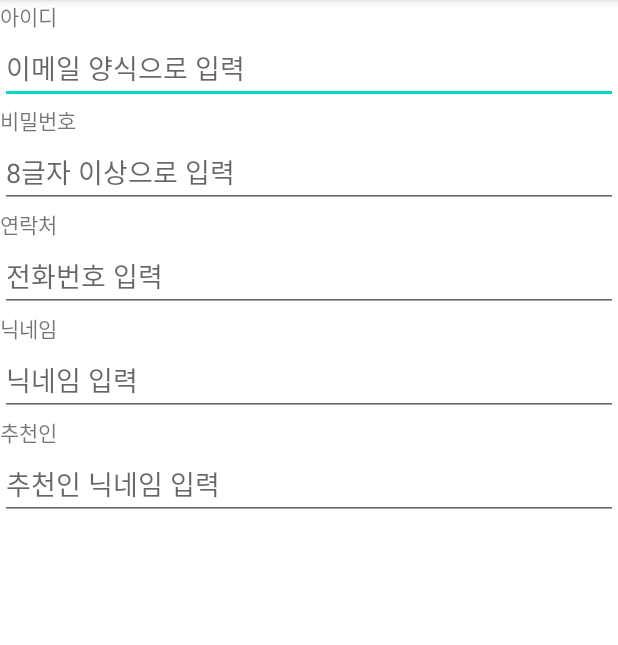
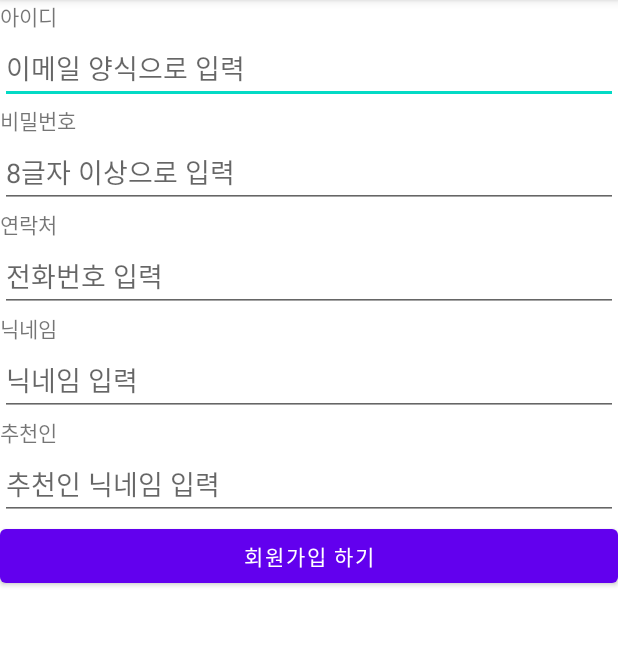
Before and after one commit to junho0615/Uiproject_20210306, an Android app: the screen it shows after launch (MainActivity), on a phone screen of 412 x 824 dp, the part 84-729 px from its top. Run offline under Robolectric (Android 15) with nearby library versions, the phone set to English and light mode, and no system bars.

Commit message:
기본 Button 배치

```diff
--- a/app/src/main/res/layout/activity_main.xml
+++ b/app/src/main/res/layout/activity_main.xml
@@ -64,4 +64,9 @@
         android:singleLine="true"
         android:imeOptions="actionSearch"/>
 
+    <Button
+        android:layout_width="match_parent"
+        android:layout_height="wrap_content"
+        android:text="회원가입 하기" />
+
 </LinearLayout>
```
